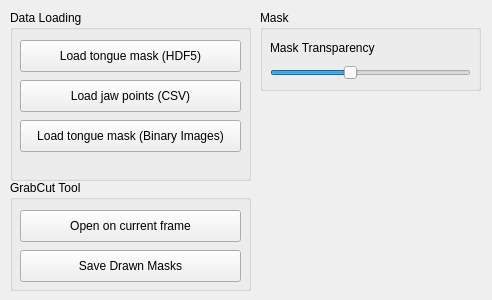
Before: the Qt Designer form src/WhiskerToolbox/Tongue_Widget/Tongue_Widget.ui in paulmthompson/WhiskerToolbox, drawn with Qt 5.
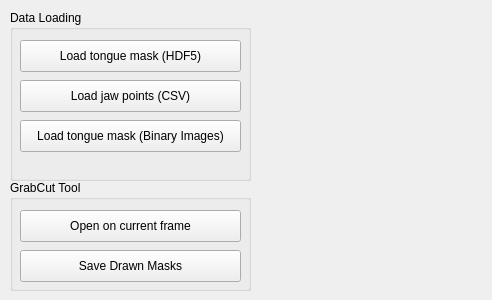
After: the same form once the commit is applied.

Commit message: mask slider moved into media_widget and remove redundant methods

Diff of the .ui file:
```diff
--- a/src/WhiskerToolbox/Tongue_Widget/Tongue_Widget.ui
+++ b/src/WhiskerToolbox/Tongue_Widget/Tongue_Widget.ui
@@ -104,51 +104,6 @@
     </property>
    </widget>
   </widget>
-  <widget class="QGroupBox" name="groupBox_3">
-   <property name="geometry">
-    <rect>
-     <x>260</x>
-     <y>10</y>
-     <width>221</width>
-     <height>81</height>
-    </rect>
-   </property>
-   <property name="title">
-    <string>Mask</string>
-   </property>
-   <widget class="QSlider" name="transparency_slider">
-    <property name="geometry">
-     <rect>
-      <x>10</x>
-      <y>50</y>
-      <width>201</width>
-      <height>25</height>
-     </rect>
-    </property>
-    <property name="maximum">
-     <number>255</number>
-    </property>
-    <property name="value">
-     <number>100</number>
-    </property>
-    <property name="orientation">
-     <enum>Qt::Horizontal</enum>
-    </property>
-   </widget>
-   <widget class="QLabel" name="label_2">
-    <property name="geometry">
-     <rect>
-      <x>10</x>
-      <y>30</y>
-      <width>131</width>
-      <height>16</height>
-     </rect>
-    </property>
-    <property name="text">
-     <string>Mask Transparency</string>
-    </property>
-   </widget>
-  </widget>
  </widget>
  <resources/>
  <connections/>
```
The commit also changes 8 other files.
